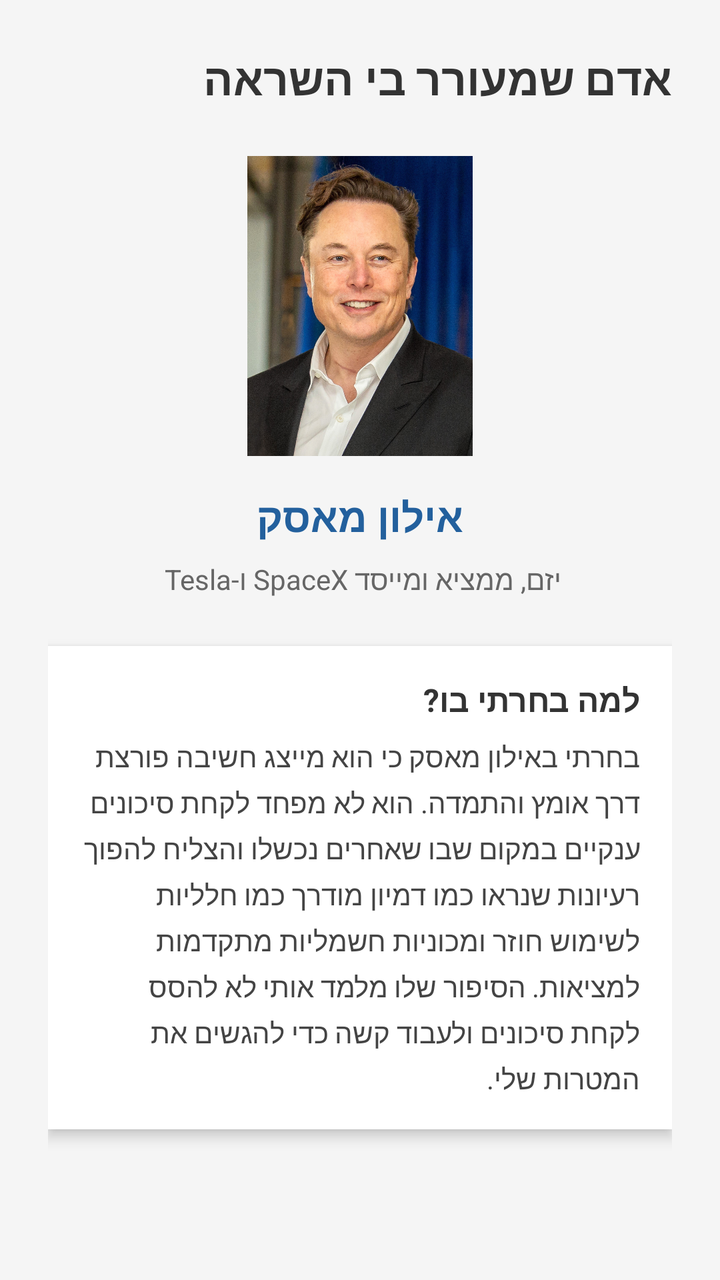
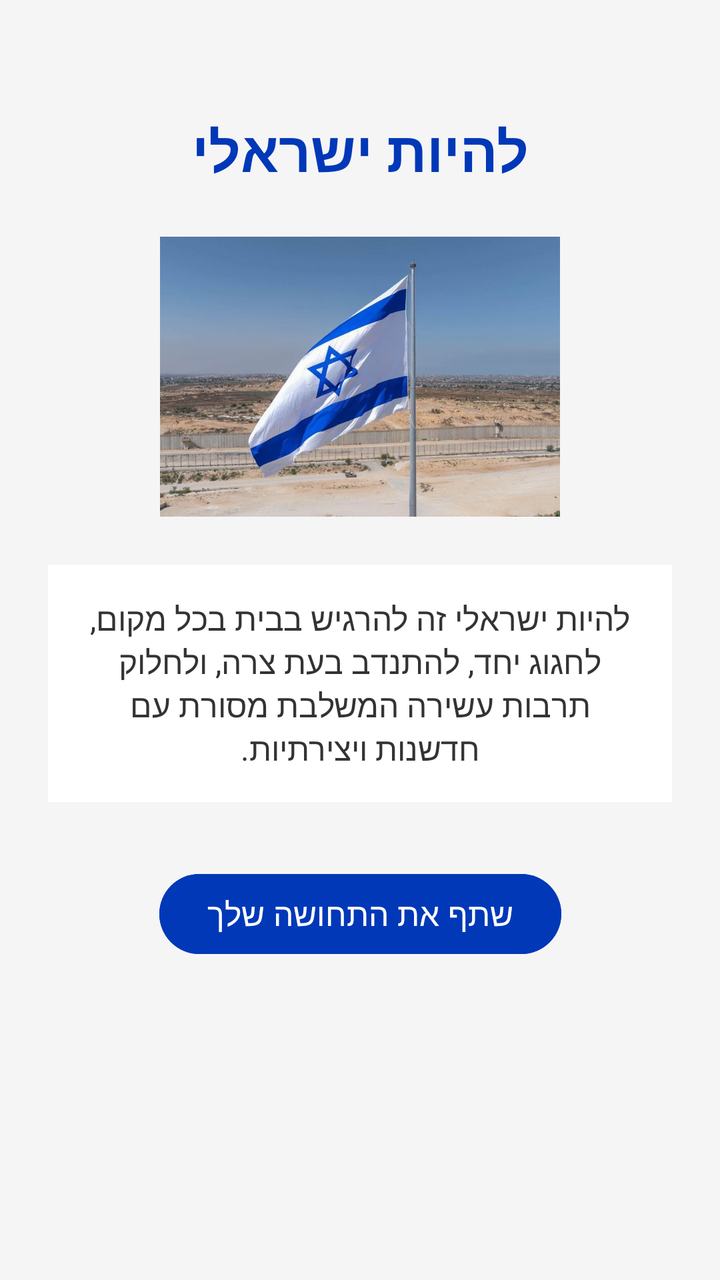

Compare the two renders of this Android layout. The source of the first and the diff that turns it into the second are given below.
<!-- AndroidManifest.xml: application theme Theme.MyFirstAppOran -->
<!-- res/layout/activity_main.xml -->
<?xml version="1.0" encoding="utf-8"?>
<LinearLayout xmlns:android="http://schemas.android.com/apk/res/android"
    android:layout_width="match_parent"
    android:layout_height="match_parent"
    android:orientation="vertical"
    android:gravity="center_horizontal"
    android:padding="24dp"
    android:background="#F5F5F5">


    <TextView
        android:layout_width="match_parent"
        android:layout_height="wrap_content"
        android:text="אדם שמעורר בי השראה"
        android:textSize="22sp"
        android:textStyle="bold"
        android:textColor="#333333"
        android:layout_marginBottom="24dp" />

    <ImageView
        android:layout_width="150dp"
        android:layout_height="150dp"
        android:src="@drawable/elon_musk"
        android:layout_marginBottom="50px"
        android:contentDescription="תמונת הדמות" />

    <TextView
        android:layout_width="wrap_content"
        android:layout_height="wrap_content"
        android:text="אילון מאסק"
        android:textSize="20sp"
        android:textStyle="bold"
        android:textColor="#23609D"
        android:layout_marginBottom="8dp" />

    <TextView
        android:layout_width="wrap_content"
        android:layout_height="wrap_content"
        android:text="יזם, ממציא ומייסד SpaceX ו-Tesla "
        android:textSize="14sp"
        android:textColor="#666666"
        android:layout_marginBottom="24dp" />


    <LinearLayout
        android:layout_width="match_parent"
        android:layout_height="wrap_content"
        android:orientation="vertical"
        android:background="#FFFFFF"
        android:padding="16dp"
        android:elevation="4dp">

        <TextView
            android:layout_width="match_parent"
            android:layout_height="wrap_content"
            android:text="למה בחרתי בו?"
            android:textSize="16sp"
            android:textStyle="bold"
            android:textColor="#333333"
            android:layout_marginBottom="8dp"
            android:gravity="right"
            />

        <TextView
            android:layout_width="match_parent"
            android:layout_height="wrap_content"
            android:text="בחרתי באילון מאסק כי הוא מייצג חשיבה פורצת דרך אומץ והתמדה. הוא לא מפחד לקחת סיכונים ענקיים במקום שבו שאחרים נכשלו והצליח להפוך רעיונות שנראו כמו דמיון מודרך כמו חלליות לשימוש חוזר ומכוניות חשמליות מתקדמות למציאות. הסיפור שלו מלמד אותי לא להסס לקחת סיכונים ולעבוד קשה כדי להגשים את המטרות שלי."
            android:textSize="14sp"
            android:textColor="#444444"
            android:lineSpacingExtra="4dp" />

    </LinearLayout>

</LinearLayout>
<!-- resources referenced by this layout -->
<resources>
  <!-- drawable elon_musk: jpg bitmap (drawable, 476714 bytes) -->
  <style name="Theme.MyFirstAppOran" parent="Base.Theme.MyFirstAppOran" />
  <style name="Base.Theme.MyFirstAppOran" parent="Theme.Material3.DayNight.NoActionBar">
          
          
      </style>
</resources>

<!-- the commit's change to res/layout/activity_main.xml (unified diff, before → after) -->
@@ -1,74 +1,69 @@
 <?xml version="1.0" encoding="utf-8"?>
-<LinearLayout xmlns:android="http://schemas.android.com/apk/res/android"
+<androidx.constraintlayout.widget.ConstraintLayout
+    xmlns:android="http://schemas.android.com/apk/res/android"
+    xmlns:app="http://schemas.android.com/apk/res-auto"
+    xmlns:tools="http://schemas.android.com/tools"
     android:layout_width="match_parent"
     android:layout_height="match_parent"
-    android:orientation="vertical"
-    android:gravity="center_horizontal"
+    android:background="#F5F5F5"
     android:padding="24dp"
-    android:background="#F5F5F5">
+    tools:context=".MainActivity">
 
-
+    
     <TextView
-        android:layout_width="match_parent"
-        android:layout_height="wrap_content"
-        android:text="אדם שמעורר בי השראה"
-        android:textSize="22sp"
-        android:textStyle="bold"
-        android:textColor="#333333"
-        android:layout_marginBottom="24dp" />
-
-    <ImageView
-        android:layout_width="150dp"
-        android:layout_height="150dp"
-        android:src="@drawable/elon_musk"
-        android:layout_marginBottom="50px"
-        android:contentDescription="תמונת הדמות" />
-
-    <TextView
+        android:id="@+id/titleTextView"
         android:layout_width="wrap_content"
         android:layout_height="wrap_content"
-        android:text="אילון מאסק"
-        android:textSize="20sp"
+        android:text="להיות ישראלי"
+        android:textSize="28sp"
         android:textStyle="bold"
-        android:textColor="#23609D"
-        android:layout_marginBottom="8dp" />
+        android:textColor="#0038B8"
+        android:layout_marginTop="32dp"
+        app:layout_constraintTop_toTopOf="parent"
+        app:layout_constraintStart_toStartOf="parent"
+        app:layout_constraintEnd_toEndOf="parent" />
 
+    
+    <ImageView
+        android:id="@+id/israelImageView"
+        android:layout_width="200dp"
+        android:layout_height="140dp"
+        android:layout_marginTop="24dp"
+        android:src="@drawable/israelflag"
+        android:scaleType="centerCrop"
+        android:contentDescription="סמל או דגל המייצגים את ישראל"
+        app:layout_constraintTop_toBottomOf="@+id/titleTextView"
+        app:layout_constraintStart_toStartOf="parent"
+        app:layout_constraintEnd_toEndOf="parent" />
+
+    
     <TextView
+        android:id="@+id/descTextView"
+        android:layout_width="0dp"
+        android:layout_height="wrap_content"
+        android:text="להיות ישראלי זה להרגיש בבית בכל מקום, לחגוג יחד, להתנדב בעת צרה, ולחלוק תרבות עשירה המשלבת מסורת עם חדשנות ויצירתיות."
+        android:textSize="16sp"
+        android:textColor="#333333"
+        android:gravity="center"
+        android:background="#FFFFFF"
+        android:padding="16dp"
+        android:layout_marginTop="24dp"
+        app:layout_constraintTop_toBottomOf="@+id/israelImageView"
+        app:layout_constraintStart_toStartOf="parent"
+        app:layout_constraintEnd_toEndOf="parent" />
+
+    
+    <Button
+        android:id="@+id/actionButton"
         android:layout_width="wrap_content"
         android:layout_height="wrap_content"
-        android:text="יזם, ממציא ומייסד SpaceX ו-Tesla "
-        android:textSize="14sp"
-        android:textColor="#666666"
-        android:layout_marginBottom="24dp" />
+        android:text="שתף את התחושה שלך"
+        android:textSize="16sp"
+        android:backgroundTint="#0038B8"
+        android:textColor="#FFFFFF"
+        android:layout_marginTop="32dp"
+        app:layout_constraintTop_toBottomOf="@+id/descTextView"
+        app:layout_constraintStart_toStartOf="parent"
+        app:layout_constraintEnd_toEndOf="parent" />
 
-
-    <LinearLayout
-        android:layout_width="match_parent"
-        android:layout_height="wrap_content"
-        android:orientation="vertical"
-        android:background="#FFFFFF"
-        android:padding="16dp"
-        android:elevation="4dp">
-
-        <TextView
-            android:layout_width="match_parent"
-            android:layout_height="wrap_content"
-            android:text="למה בחרתי בו?"
-            android:textSize="16sp"
-            android:textStyle="bold"
-            android:textColor="#333333"
-            android:layout_marginBottom="8dp"
-            android:gravity="right"
-            />
-
-        <TextView
-            android:layout_width="match_parent"
-            android:layout_height="wrap_content"
-            android:text="בחרתי באילון מאסק כי הוא מייצג חשיבה פורצת דרך אומץ והתמדה. הוא לא מפחד לקחת סיכונים ענקיים במקום שבו שאחרים נכשלו והצליח להפוך רעיונות שנראו כמו דמיון מודרך כמו חלליות לשימוש חוזר ומכוניות חשמליות מתקדמות למציאות. הסיפור שלו מלמד אותי לא להסס לקחת סיכונים ולעבוד קשה כדי להגשים את המטרות שלי."
-            android:textSize="14sp"
-            android:textColor="#444444"
-            android:lineSpacingExtra="4dp" />
-
-    </LinearLayout>
-
-</LinearLayout>
+</androidx.constraintlayout.widget.ConstraintLayout>
<!-- resource entries referenced after the edit -->
@@ -1,6 +1,6 @@
 <!-- resources referenced by this layout -->
 <resources>
-  <!-- drawable elon_musk: jpg bitmap (drawable, 476714 bytes) -->
+  <!-- drawable israelflag: png bitmap (drawable, 97832 bytes) -->
   <style name="Theme.MyFirstAppOran" parent="Base.Theme.MyFirstAppOran" />
   <style name="Base.Theme.MyFirstAppOran" parent="Theme.Material3.DayNight.NoActionBar">
           
